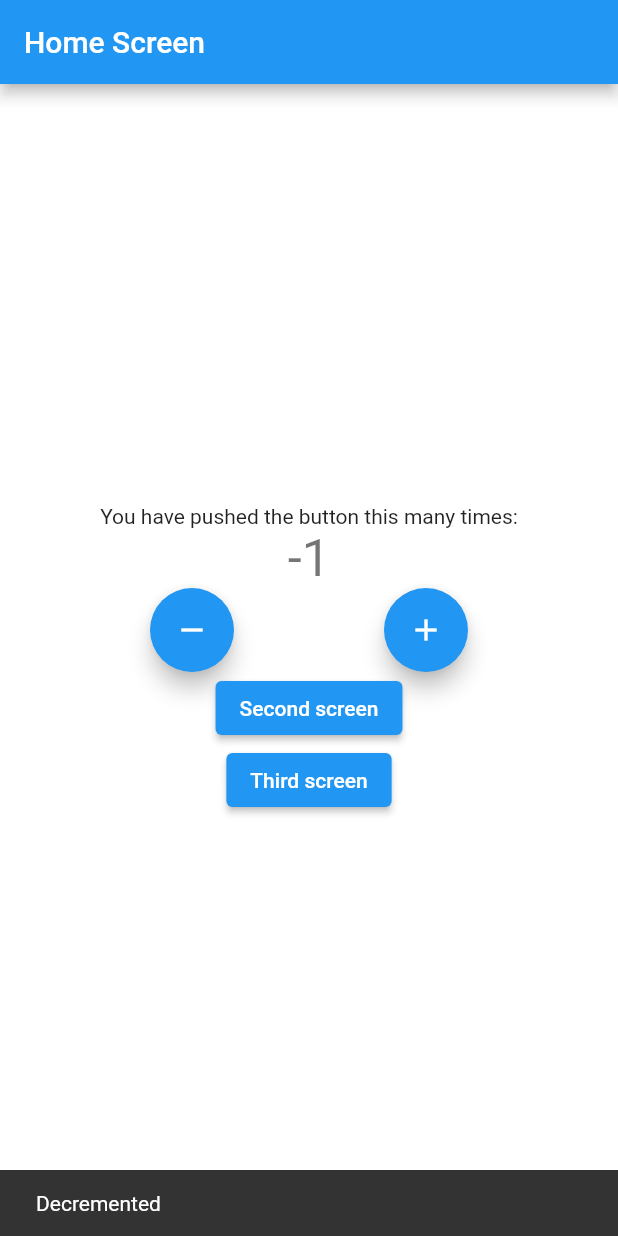
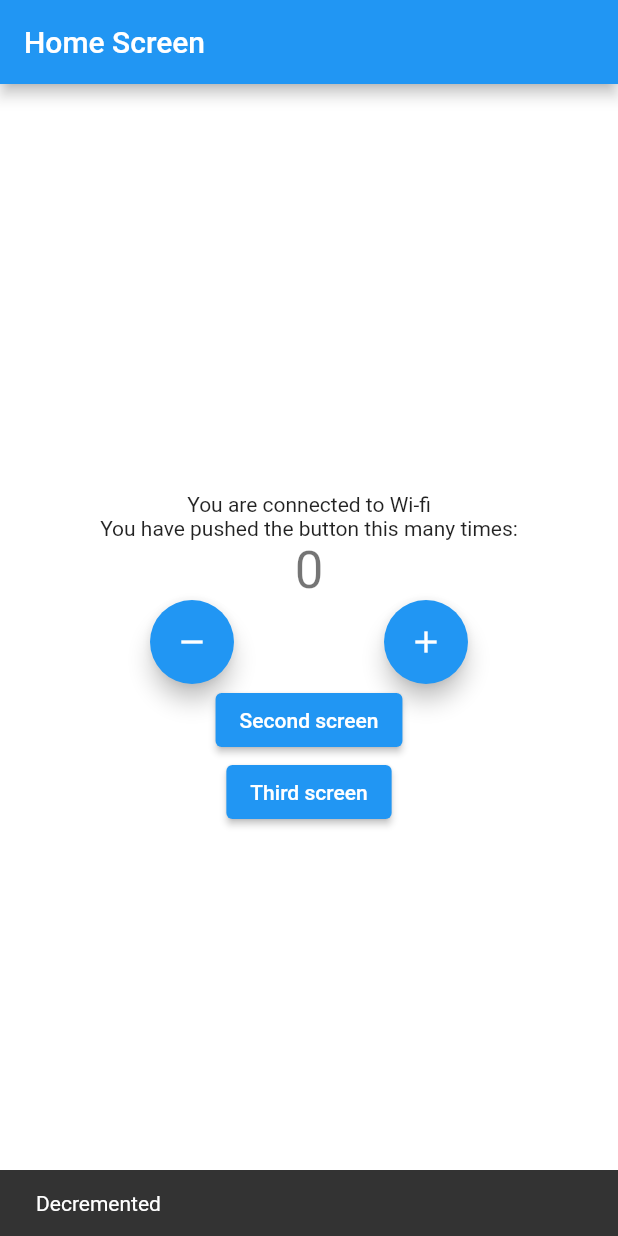
Before and after one commit to uktamjon-komilov/flutter_counter_bloc, a Flutter app: the screen it shows after launch, after a tap on the "remove" icon, on a phone screen of 412 x 824 dp. Run offline on Flutter 3.47's test engine with Material 2 defaults, Android fonts, the phone set to English and light mode, and no system bars; our stand-ins replace bloc, connectivity_plus, equatable, flutter_bloc.

Commit message:
internet cubit implemented with its each state being displayed on to the screen

```diff
--- /dev/null
+++ b/lib/constants/enums.dart
@@ -0,0 +1 @@
+enum ConnectionType { wifi, mobile }
--- a/lib/logic/cubits/counter_cubit.dart
+++ b/lib/logic/cubits/counter_cubit.dart
@@ -1,22 +1,51 @@
+import 'dart:async';
+
 import 'package:bloc/bloc.dart';
+import 'package:counter_app/constants/enums.dart';
+import 'package:counter_app/logic/cubits/internet_cubit.dart';
 import 'package:equatable/equatable.dart';
 
 part 'counter_state.dart';
 
 class CounterCubit extends Cubit<CounterState> {
-  CounterCubit()
-      : super(CounterState(
-          counterValue: 0,
+  final InternetCubit internetCubit;
+  late StreamSubscription internetStreamSubscription;
+
+  CounterCubit({required this.internetCubit})
+      : super(CounterState(counterValue: 0, wasIncremented: false)) {
+    monitorInternetCubit();
+  }
+
+  StreamSubscription<InternetState> monitorInternetCubit() {
+    return internetStreamSubscription =
+        internetCubit.stream.listen((internetState) {
+      if (internetState is InternetConnected &&
+          internetState.connectionType == ConnectionType.wifi) {
+        increment();
+      } else if (internetState is InternetConnected &&
+          internetState.connectionType == ConnectionType.mobile) {
+        decrment();
+      }
+    });
+  }
+
+  void increment() => emit(
+        CounterState(
+          counterValue: state.counterValue + 1,
+          wasIncremented: true,
+        ),
+      );
+
+  void decrment() => emit(
+        CounterState(
+          counterValue: state.counterValue - 1,
           wasIncremented: false,
-        ));
+        ),
+      );
 
-  void increment() => emit(CounterState(
-        counterValue: state.counterValue + 1,
-        wasIncremented: true,
-      ));
-
-  void decrment() => emit(CounterState(
-        counterValue: state.counterValue - 1,
-        wasIncremented: false,
-      ));
+  @override
+  Future<void> close() {
+    internetStreamSubscription.cancel();
+    return super.close();
+  }
 }
--- /dev/null
+++ b/lib/logic/cubits/internet_cubit.dart
@@ -0,0 +1,40 @@
+import 'dart:async';
+
+import 'package:bloc/bloc.dart';
+import 'package:connectivity_plus/connectivity_plus.dart';
+import 'package:counter_app/constants/enums.dart';
+
+part 'internet_state.dart';
+
+class InternetCubit extends Cubit<InternetState> {
+  final Connectivity connectivity;
+  late StreamSubscription connectivityStream;
+
+  InternetCubit({required this.connectivity}) : super(InternetLoading()) {
+    monitorInternetConnection();
+  }
+
+  StreamSubscription<ConnectivityResult> monitorInternetConnection() {
+    return connectivityStream =
+        connectivity.onConnectivityChanged.listen((connectivityResult) {
+      if (connectivityResult == ConnectivityResult.wifi) {
+        emitInternetConnected(ConnectionType.wifi);
+      } else if (connectivityResult == ConnectivityResult.mobile) {
+        emitInternetConnected(ConnectionType.mobile);
+      } else if (connectivityResult == ConnectivityResult.none) {
+        emitInternetDisconnected();
+      }
+    });
+  }
+
+  void emitInternetConnected(ConnectionType _connectionType) =>
+      emit(InternetConnected(connectionType: _connectionType));
+
+  void emitInternetDisconnected() => emit(InternetDisconnected());
+
+  @override
+  Future<void> close() {
+    connectivityStream.cancel();
+    return super.close();
+  }
+}
--- /dev/null
+++ b/lib/logic/cubits/internet_state.dart
@@ -0,0 +1,13 @@
+part of 'internet_cubit.dart';
+
+abstract class InternetState {}
+
+class InternetLoading extends InternetState {}
+
+class InternetConnected extends InternetState {
+  final ConnectionType connectionType;
+
+  InternetConnected({required this.connectionType});
+}
+
+class InternetDisconnected extends InternetState {}
--- a/lib/main.dart
+++ b/lib/main.dart
@@ -1,27 +1,46 @@
+import 'package:connectivity_plus/connectivity_plus.dart';
+import 'package:counter_app/constants/enums.dart';
 import 'package:counter_app/logic/cubits/counter_cubit.dart';
+import 'package:counter_app/logic/cubits/internet_cubit.dart';
 import 'package:counter_app/presentation/routes/app_router.dart';
 import "package:flutter/material.dart";
 import 'package:flutter_bloc/flutter_bloc.dart';
 
 void main() {
-  runApp(MyApp());
+  runApp(
+    MyApp(
+      appRouter: AppRouter(),
+      connectivity: Connectivity(),
+    ),
+  );
 }
 
 class MyApp extends StatelessWidget {
-  MyApp({Key? key}) : super(key: key);
+  final AppRouter appRouter;
+  final Connectivity connectivity;
 
-  final AppRouter _appRouter = AppRouter();
+  const MyApp({Key? key, required this.appRouter, required this.connectivity})
+      : super(key: key);
 
   @override
   Widget build(BuildContext context) {
-    return BlocProvider<CounterCubit>(
-      create: (context) => CounterCubit(),
+    return MultiBlocProvider(
+      providers: [
+        BlocProvider<InternetCubit>(
+          create: (context) => InternetCubit(connectivity: connectivity),
+        ),
+        BlocProvider<CounterCubit>(
+          create: (context) => CounterCubit(
+            internetCubit: BlocProvider.of<InternetCubit>(context),
+          ),
+        ),
+      ],
       child: MaterialApp(
         title: "Flutter Counter Bloc",
         theme: ThemeData(
           primarySwatch: Colors.blue,
         ),
-        onGenerateRoute: _appRouter.onGenerateRoute,
+        onGenerateRoute: appRouter.onGenerateRoute,
       ),
     );
   }
--- a/lib/presentation/screens/home_screen.dart
+++ b/lib/presentation/screens/home_screen.dart
@@ -1,3 +1,5 @@
+import 'package:counter_app/constants/enums.dart';
+import 'package:counter_app/logic/cubits/internet_cubit.dart';
 import 'package:counter_app/presentation/screens/second_screen.dart';
 import 'package:counter_app/presentation/screens/third_screen.dart';
 import "package:flutter/material.dart";
@@ -28,6 +30,22 @@ class _HomeScreenState extends State<HomeScreen> {
         child: Column(
           mainAxisAlignment: MainAxisAlignment.center,
           children: <Widget>[
+            BlocBuilder<InternetCubit, InternetState>(
+              builder: (context, state) {
+                if (state is InternetConnected &&
+                    state.connectionType == ConnectionType.wifi) {
+                  return Container(
+                    child: const Text("You are connected to Wi-fi"),
+                  );
+                } else if (state is InternetConnected &&
+                    state.connectionType == ConnectionType.mobile) {
+                  return Container(
+                    child: const Text("You are connected to mobile internet"),
+                  );
+                }
+                return CircularProgressIndicator();
+              },
+            ),
             const Text(
               "You have pushed the button this many times:",
             ),
--- a/pubspec.yaml
+++ b/pubspec.yaml
@@ -35,6 +35,7 @@ dependencies:
   equatable: ^2.0.3
   test: ^1.19.5
   bloc_test: ^9.0.1
+  connectivity_plus: ^2.1.0
 
 dev_dependencies:
   flutter_test:
```
Also changed, not shown: pubspec.lock, 1 other file.
